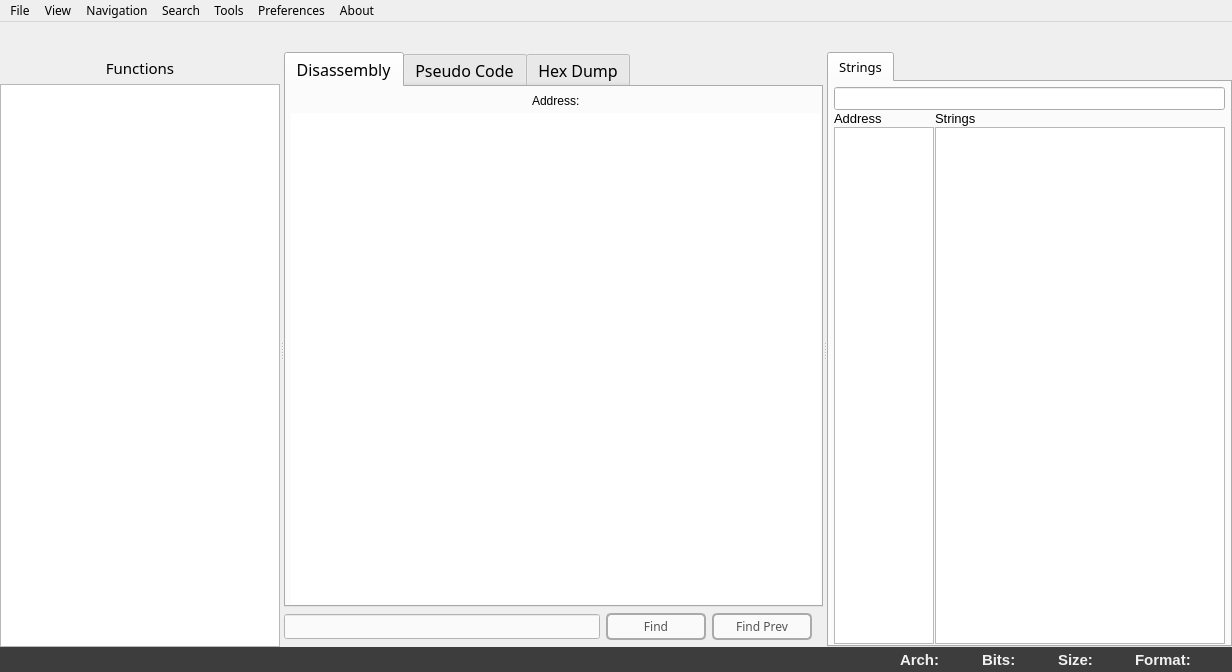
Qt form src/mainwindow.ui (jubal-R/Ronin) before a commit.
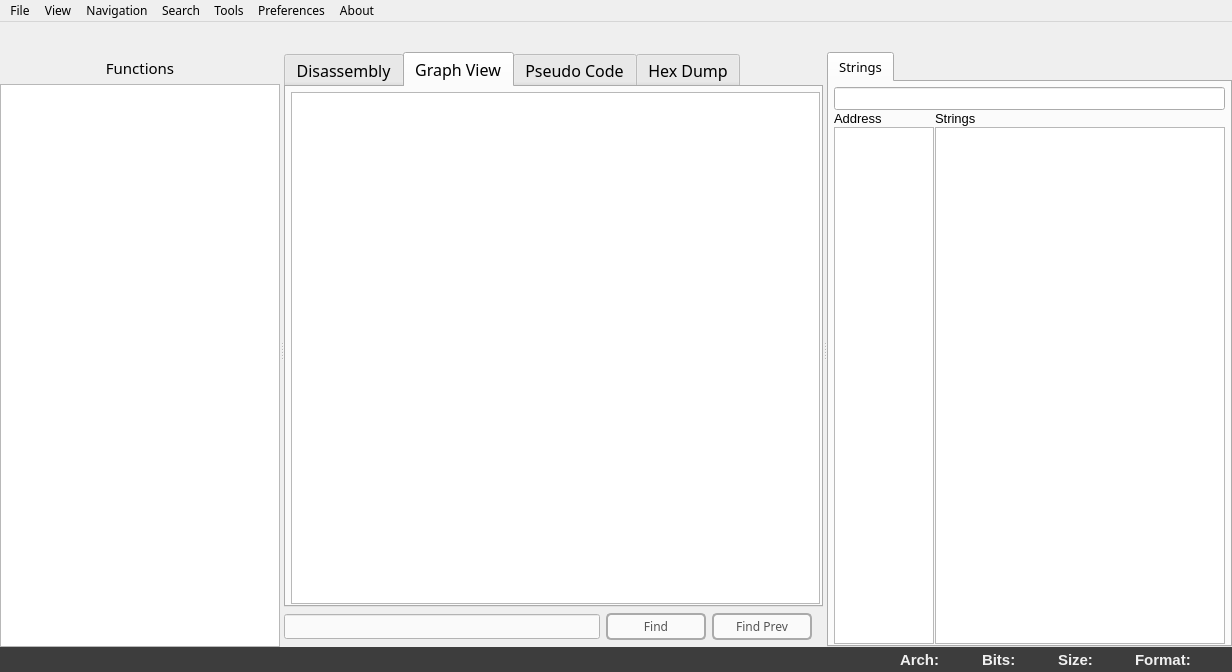
The same form after that commit. The open tabs and pages were chosen to show the change. Icons and pictures are not drawn.

Commit message: added graph view

The edit to the form file:
```diff
--- a/src/mainwindow.ui
+++ b/src/mainwindow.ui
@@ -604,6 +604,45 @@
                </item>
               </layout>
              </widget>
+             <widget class="QWidget" name="graphTab">
+              <attribute name="icon">
+               <iconset resource="resources.qrc">
+                <normaloff>:/icons/ic_assessment_black_24px.svg</normaloff>:/icons/ic_assessment_black_24px.svg</iconset>
+              </attribute>
+              <attribute name="title">
+               <string>Graph View</string>
+              </attribute>
+              <layout class="QGridLayout" name="gridLayout_4">
+               <property name="leftMargin">
+                <number>5</number>
+               </property>
+               <property name="topMargin">
+                <number>5</number>
+               </property>
+               <property name="rightMargin">
+                <number>1</number>
+               </property>
+               <property name="bottomMargin">
+                <number>1</number>
+               </property>
+               <property name="spacing">
+                <number>1</number>
+               </property>
+               <item row="0" column="0">
+                <widget class="QPlainTextEdit" name="graphBrowser">
+                 <property name="undoRedoEnabled">
+                  <bool>false</bool>
+                 </property>
+                 <property name="lineWrapMode">
+                  <enum>QPlainTextEdit::NoWrap</enum>
+                 </property>
+                 <property name="readOnly">
+                  <bool>true</bool>
+                 </property>
+                </widget>
+               </item>
+              </layout>
+             </widget>
              <widget class="QWidget" name="pseudoTab">
               <attribute name="icon">
                <iconset resource="resources.qrc">
```
The commit also changes 11 other files.
